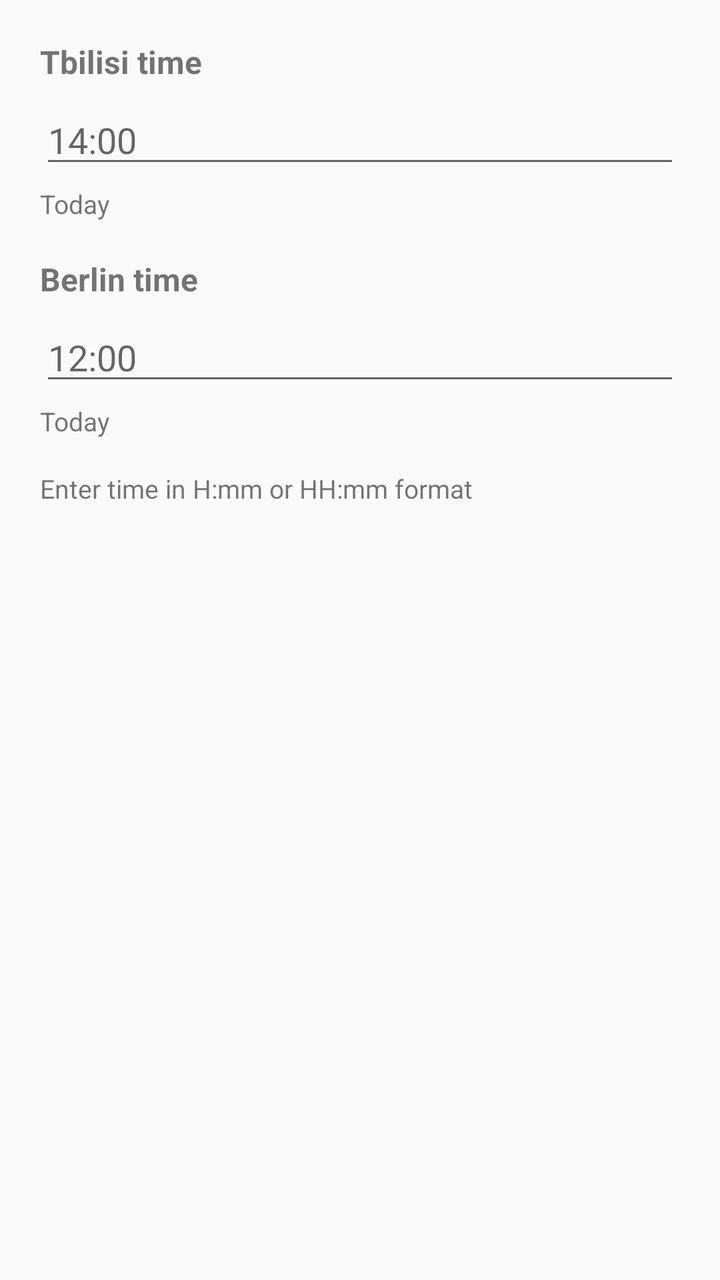
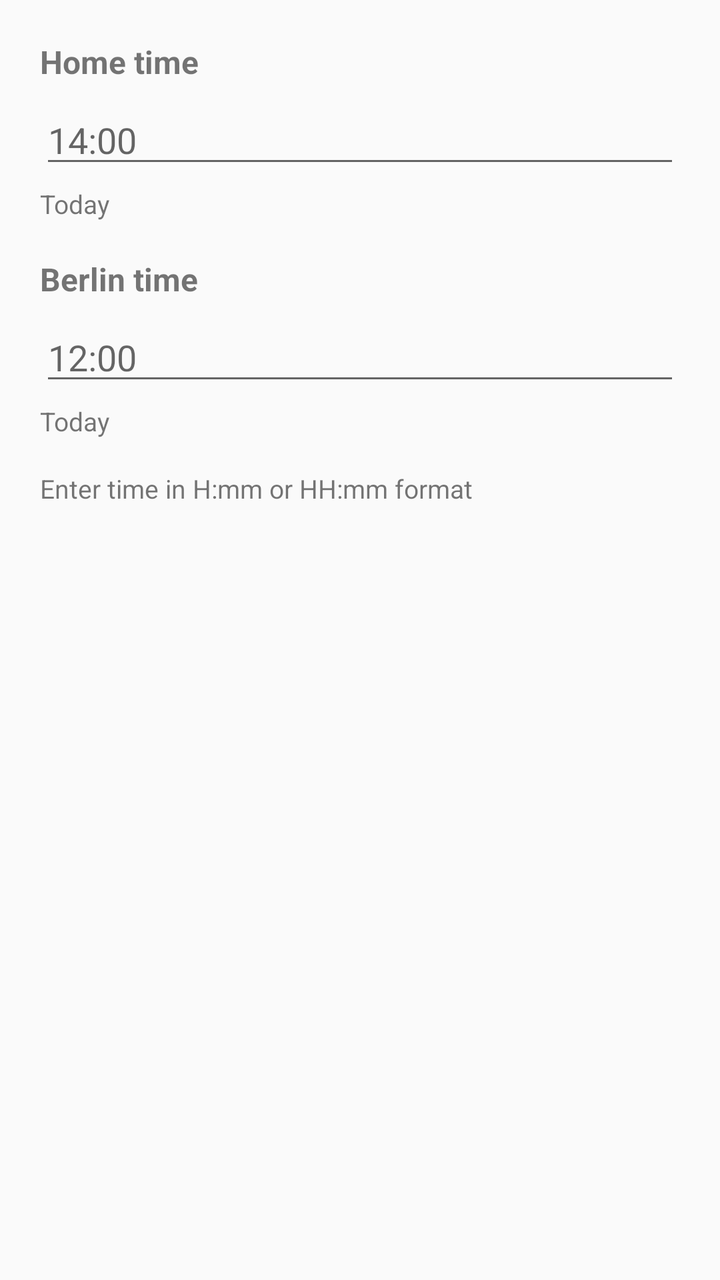

Two renders of the same Android screen: before a commit and after it. Below are the layout's source before the change and the commit's diff.
<!-- AndroidManifest.xml: application theme Theme.AppCompat.Light.NoActionBar -->
<!-- res/layout/dialog_convert_time.xml -->
<?xml version="1.0" encoding="utf-8"?>
<ScrollView xmlns:android="http://schemas.android.com/apk/res/android"
    android:layout_width="match_parent"
    android:layout_height="wrap_content">

    <LinearLayout
        android:layout_width="match_parent"
        android:layout_height="wrap_content"
        android:orientation="vertical"
        android:padding="20dp">

        <TextView
            android:id="@+id/homeLabelText"
            android:layout_width="wrap_content"
            android:layout_height="wrap_content"
            android:text="Tbilisi time"
            android:textStyle="bold"
            android:textSize="16sp" />

        <EditText
            android:id="@+id/homeTimeInput"
            android:layout_width="match_parent"
            android:layout_height="wrap_content"
            android:hint="14:00"
            android:inputType="time"
            android:layout_marginTop="6dp" />

        <TextView
            android:id="@+id/homeDayInfoText"
            android:layout_width="wrap_content"
            android:layout_height="wrap_content"
            android:text="Today"
            android:textSize="13sp"
            android:layout_marginTop="4dp" />

        <TextView
            android:id="@+id/targetLabelText"
            android:layout_width="wrap_content"
            android:layout_height="wrap_content"
            android:text="Berlin time"
            android:textStyle="bold"
            android:textSize="16sp"
            android:layout_marginTop="18dp" />

        <EditText
            android:id="@+id/targetTimeInput"
            android:layout_width="match_parent"
            android:layout_height="wrap_content"
            android:hint="12:00"
            android:inputType="time"
            android:layout_marginTop="6dp" />

        <TextView
            android:id="@+id/targetDayInfoText"
            android:layout_width="wrap_content"
            android:layout_height="wrap_content"
            android:text="Today"
            android:textSize="13sp"
            android:layout_marginTop="4dp" />

        <TextView
            android:id="@+id/converterHintText"
            android:layout_width="wrap_content"
            android:layout_height="wrap_content"
            android:text="Enter time in H:mm or HH:mm format"
            android:textSize="13sp"
            android:layout_marginTop="16dp" />

    </LinearLayout>
</ScrollView>
<!-- resources referenced by this layout -->
<resources>

</resources>

<!-- the commit's change to res/layout/dialog_convert_time.xml (unified diff, before → after) -->
@@ -13,7 +13,7 @@
             android:id="@+id/homeLabelText"
             android:layout_width="wrap_content"
             android:layout_height="wrap_content"
-            android:text="Tbilisi time"
+            android:text="Home time"
             android:textStyle="bold"
             android:textSize="16sp" />
 
